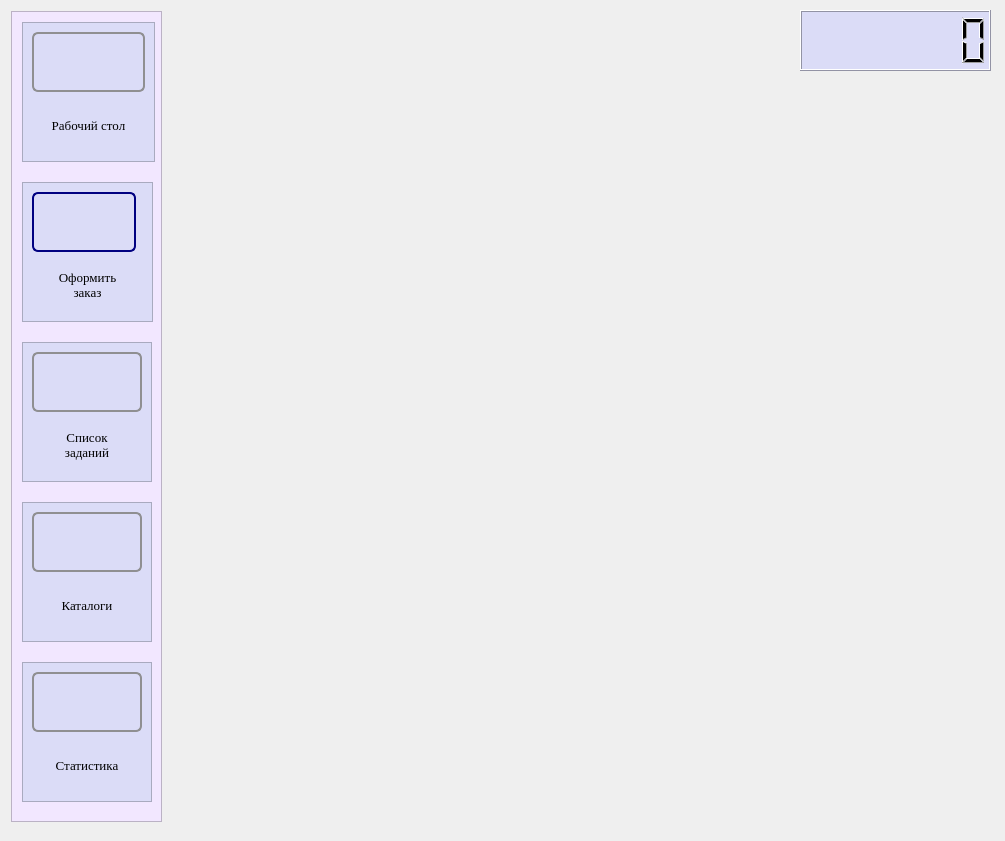
Before: the Qt Designer form StartWindow.ui in FediiBohdan/TechService, drawn with Qt 5.
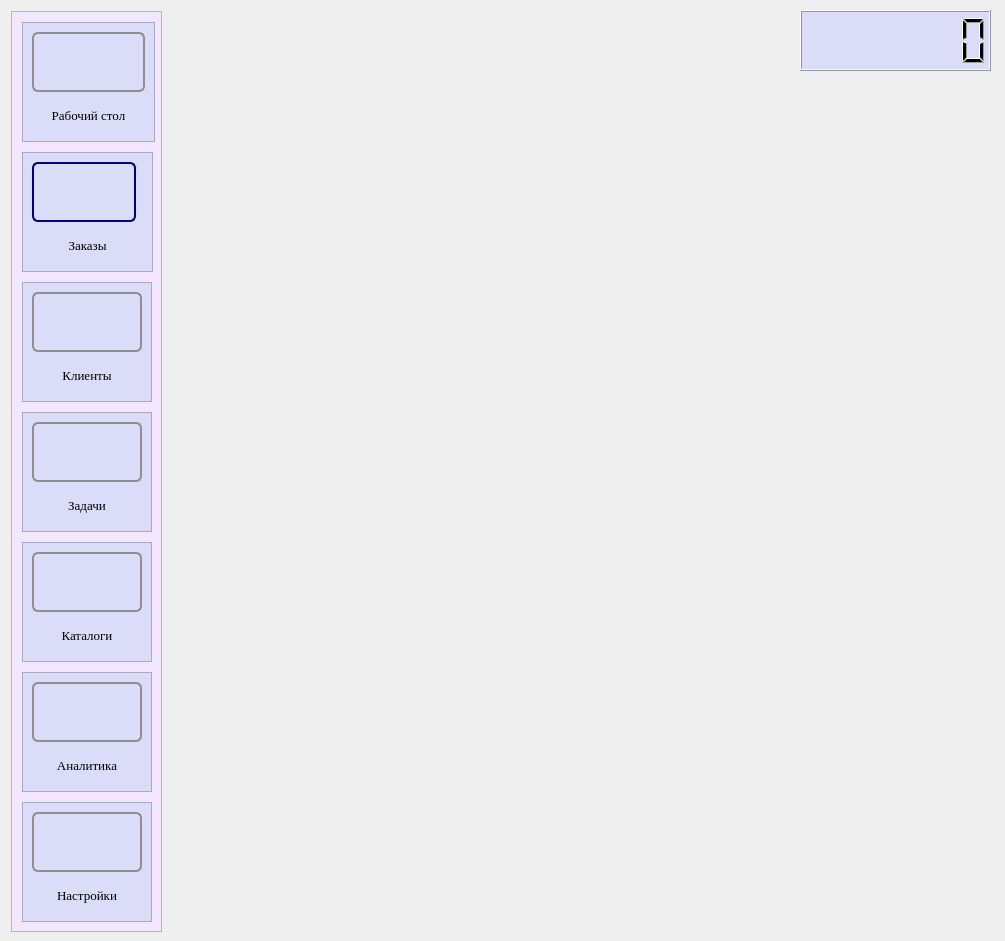
After: the same form once the commit is applied. Icons and pictures are not drawn.

Commit message: some design solutions to start page

```diff
--- a/StartWindow.ui
+++ b/StartWindow.ui
@@ -7,7 +7,7 @@
     <x>0</x>
     <y>0</y>
     <width>1005</width>
-    <height>841</height>
+    <height>941</height>
    </rect>
   </property>
   <property name="windowTitle">
@@ -19,7 +19,7 @@
      <x>11</x>
      <y>11</y>
      <width>151</width>
-     <height>811</height>
+     <height>921</height>
     </rect>
    </property>
    <property name="styleSheet">
@@ -36,22 +36,22 @@
       <x>0</x>
       <y>0</y>
       <width>149</width>
-      <height>809</height>
+      <height>919</height>
      </rect>
     </property>
     <widget class="QScrollArea" name="scrollArea_2">
      <property name="geometry">
       <rect>
        <x>10</x>
-       <y>170</y>
+       <y>140</y>
        <width>131</width>
-       <height>140</height>
+       <height>120</height>
       </rect>
      </property>
      <property name="minimumSize">
       <size>
        <width>130</width>
-       <height>140</height>
+       <height>120</height>
       </size>
      </property>
      <property name="styleSheet">
@@ -68,7 +68,7 @@
         <x>0</x>
         <y>0</y>
         <width>129</width>
-        <height>138</height>
+        <height>118</height>
        </rect>
       </property>
       <layout class="QGridLayout" name="gridLayout_5">
@@ -149,8 +149,7 @@
             </font>
            </property>
            <property name="text">
-            <string>Оформить
-заказ</string>
+            <string>Заказы</string>
            </property>
            <property name="alignment">
             <set>Qt::AlignCenter</set>
@@ -166,15 +165,15 @@
      <property name="geometry">
       <rect>
        <x>10</x>
-       <y>330</y>
+       <y>400</y>
        <width>130</width>
-       <height>140</height>
+       <height>120</height>
       </rect>
      </property>
      <property name="minimumSize">
       <size>
        <width>130</width>
-       <height>140</height>
+       <height>120</height>
       </size>
      </property>
      <property name="styleSheet">
@@ -191,7 +190,7 @@
         <x>0</x>
         <y>0</y>
         <width>128</width>
-        <height>138</height>
+        <height>118</height>
        </rect>
       </property>
       <layout class="QGridLayout" name="gridLayout_2">
@@ -260,8 +259,7 @@
             </font>
            </property>
            <property name="text">
-            <string>Список
-заданий</string>
+            <string>Задачи</string>
            </property>
            <property name="alignment">
             <set>Qt::AlignCenter</set>
@@ -277,15 +275,15 @@
      <property name="geometry">
       <rect>
        <x>10</x>
-       <y>650</y>
+       <y>660</y>
        <width>130</width>
-       <height>140</height>
+       <height>120</height>
       </rect>
      </property>
      <property name="minimumSize">
       <size>
        <width>130</width>
-       <height>140</height>
+       <height>120</height>
       </size>
      </property>
      <property name="styleSheet">
@@ -302,7 +300,7 @@
         <x>0</x>
         <y>0</y>
         <width>128</width>
-        <height>138</height>
+        <height>118</height>
        </rect>
       </property>
       <layout class="QGridLayout" name="gridLayout_4">
@@ -371,7 +369,7 @@
             </font>
            </property>
            <property name="text">
-            <string>Статистика</string>
+            <string>Аналитика</string>
            </property>
            <property name="alignment">
             <set>Qt::AlignCenter</set>
@@ -389,13 +387,13 @@
        <x>10</x>
        <y>10</y>
        <width>133</width>
-       <height>140</height>
+       <height>120</height>
       </rect>
      </property>
      <property name="minimumSize">
       <size>
        <width>130</width>
-       <height>140</height>
+       <height>120</height>
       </size>
      </property>
      <property name="styleSheet">
@@ -412,7 +410,7 @@
         <x>0</x>
         <y>0</y>
         <width>131</width>
-        <height>138</height>
+        <height>118</height>
        </rect>
       </property>
       <layout class="QGridLayout" name="gridLayout">
@@ -497,15 +495,15 @@
      <property name="geometry">
       <rect>
        <x>10</x>
-       <y>490</y>
+       <y>530</y>
        <width>130</width>
-       <height>140</height>
+       <height>120</height>
       </rect>
      </property>
      <property name="minimumSize">
       <size>
        <width>130</width>
-       <height>140</height>
+       <height>120</height>
       </size>
      </property>
      <property name="styleSheet">
@@ -522,7 +520,7 @@
         <x>0</x>
         <y>0</y>
         <width>128</width>
-        <height>138</height>
+        <height>118</height>
        </rect>
       </property>
       <layout class="QGridLayout" name="gridLayout_3">
@@ -603,6 +601,244 @@
       </layout>
      </widget>
     </widget>
+    <widget class="QScrollArea" name="scrollArea_8">
+     <property name="geometry">
+      <rect>
+       <x>10</x>
+       <y>270</y>
+       <width>130</width>
+       <height>120</height>
+      </rect>
+     </property>
+     <property name="minimumSize">
+      <size>
+       <width>130</width>
+       <height>120</height>
+      </size>
+     </property>
+     <property name="focusPolicy">
+      <enum>Qt::NoFocus</enum>
+     </property>
+     <property name="styleSheet">
+      <string notr="true">*{
+background-color: #dbdcf7;
+}</string>
+     </property>
+     <property name="widgetResizable">
+      <bool>true</bool>
+     </property>
+     <widget class="QWidget" name="scrollAreaWidgetContents_8">
+      <property name="geometry">
+       <rect>
+        <x>0</x>
+        <y>0</y>
+        <width>128</width>
+        <height>118</height>
+       </rect>
+      </property>
+      <layout class="QGridLayout" name="gridLayout_6">
+       <item row="0" column="0">
+        <layout class="QVBoxLayout" name="verticalLayout_6">
+         <item>
+          <widget class="QPushButton" name="clientsButton">
+           <property name="minimumSize">
+            <size>
+             <width>84</width>
+             <height>60</height>
+            </size>
+           </property>
+           <property name="tabletTracking">
+            <bool>false</bool>
+           </property>
+           <property name="focusPolicy">
+            <enum>Qt::StrongFocus</enum>
+           </property>
+           <property name="acceptDrops">
+            <bool>false</bool>
+           </property>
+           <property name="toolTip">
+            <string>Открыть статистику по СТО</string>
+           </property>
+           <property name="autoFillBackground">
+            <bool>false</bool>
+           </property>
+           <property name="styleSheet">
+            <string notr="true">QPushButton {
+    border: 2px solid #8f8f91;
+    border-radius: 6px;
+    background-color: qlineargradient(x1: 0, y1: 0, x2: 0, y2: 1,
+                                      stop: 0 #f6f7fa, stop: 1 #dadbde);
+    min-width: 80px;
+}
+
+QPushButton:pressed {
+        background-color: qlineargradient(x1: 0, y1: 0, x2: 0, y2: 1,
+                                      stop: 0 #dadbde, stop: 1 #f6f7fa);
+}
+
+QPushButton:flat {
+    border: none; /* no border for a flat push button */
+}
+
+QPushButton:default {
+    border-color: navy; /* make the default button prominent */
+}</string>
+           </property>
+           <property name="text">
+            <string/>
+           </property>
+           <property name="icon">
+            <iconset resource="images.qrc">
+             <normaloff>:/images/clients.png</normaloff>:/images/clients.png</iconset>
+           </property>
+           <property name="iconSize">
+            <size>
+             <width>50</width>
+             <height>50</height>
+            </size>
+           </property>
+          </widget>
+         </item>
+         <item>
+          <widget class="QLabel" name="label_7">
+           <property name="font">
+            <font>
+             <family>Georgia</family>
+             <pointsize>10</pointsize>
+            </font>
+           </property>
+           <property name="text">
+            <string>Клиенты</string>
+           </property>
+           <property name="alignment">
+            <set>Qt::AlignCenter</set>
+           </property>
+          </widget>
+         </item>
+        </layout>
+       </item>
+      </layout>
+     </widget>
+    </widget>
+    <widget class="QScrollArea" name="scrollArea_9">
+     <property name="geometry">
+      <rect>
+       <x>10</x>
+       <y>790</y>
+       <width>130</width>
+       <height>120</height>
+      </rect>
+     </property>
+     <property name="minimumSize">
+      <size>
+       <width>130</width>
+       <height>120</height>
+      </size>
+     </property>
+     <property name="focusPolicy">
+      <enum>Qt::NoFocus</enum>
+     </property>
+     <property name="styleSheet">
+      <string notr="true">*{
+background-color: #dbdcf7;
+}</string>
+     </property>
+     <property name="widgetResizable">
+      <bool>true</bool>
+     </property>
+     <widget class="QWidget" name="scrollAreaWidgetContents_9">
+      <property name="geometry">
+       <rect>
+        <x>0</x>
+        <y>0</y>
+        <width>128</width>
+        <height>118</height>
+       </rect>
+      </property>
+      <layout class="QGridLayout" name="gridLayout_7">
+       <item row="0" column="0">
+        <layout class="QVBoxLayout" name="verticalLayout_7">
+         <item>
+          <widget class="QPushButton" name="settingsButton">
+           <property name="minimumSize">
+            <size>
+             <width>84</width>
+             <height>60</height>
+            </size>
+           </property>
+           <property name="tabletTracking">
+            <bool>false</bool>
+           </property>
+           <property name="focusPolicy">
+            <enum>Qt::StrongFocus</enum>
+           </property>
+           <property name="acceptDrops">
+            <bool>false</bool>
+           </property>
+           <property name="toolTip">
+            <string>Открыть статистику по СТО</string>
+           </property>
+           <property name="autoFillBackground">
+            <bool>false</bool>
+           </property>
+           <property name="styleSheet">
+            <string notr="true">QPushButton {
+    border: 2px solid #8f8f91;
+    border-radius: 6px;
+    background-color: qlineargradient(x1: 0, y1: 0, x2: 0, y2: 1,
+                                      stop: 0 #f6f7fa, stop: 1 #dadbde);
+    min-width: 80px;
+}
+
+QPushButton:pressed {
+        background-color: qlineargradient(x1: 0, y1: 0, x2: 0, y2: 1,
+                                      stop: 0 #dadbde, stop: 1 #f6f7fa);
+}
+
+QPushButton:flat {
+    border: none; /* no border for a flat push button */
+}
+
+QPushButton:default {
+    border-color: navy; /* make the default button prominent */
+}</string>
+           </property>
+           <property name="text">
+            <string/>
+           </property>
+           <property name="icon">
+            <iconset resource="images.qrc">
+             <normaloff>:/images/settings.png</normaloff>:/images/settings.png</iconset>
+           </property>
+           <property name="iconSize">
+            <size>
+             <width>40</width>
+             <height>40</height>
+            </size>
+           </property>
+          </widget>
+         </item>
+         <item>
+          <widget class="QLabel" name="label_8">
+           <property name="font">
+            <font>
+             <family>Georgia</family>
+             <pointsize>10</pointsize>
+            </font>
+           </property>
+           <property name="text">
+            <string>Настройки</string>
+           </property>
+           <property name="alignment">
+            <set>Qt::AlignCenter</set>
+           </property>
+          </widget>
+         </item>
+        </layout>
+       </item>
+      </layout>
+     </widget>
+    </widget>
    </widget>
   </widget>
   <widget class="QLCDNumber" name="lcdNumber">
```
Left out of the diff: 77 changed lines with no effect on the pictures. The commit also changes 11 other files.
